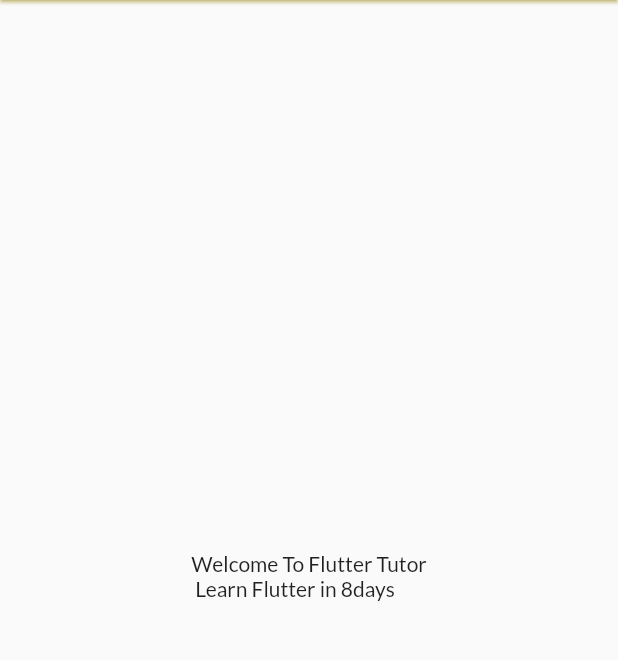
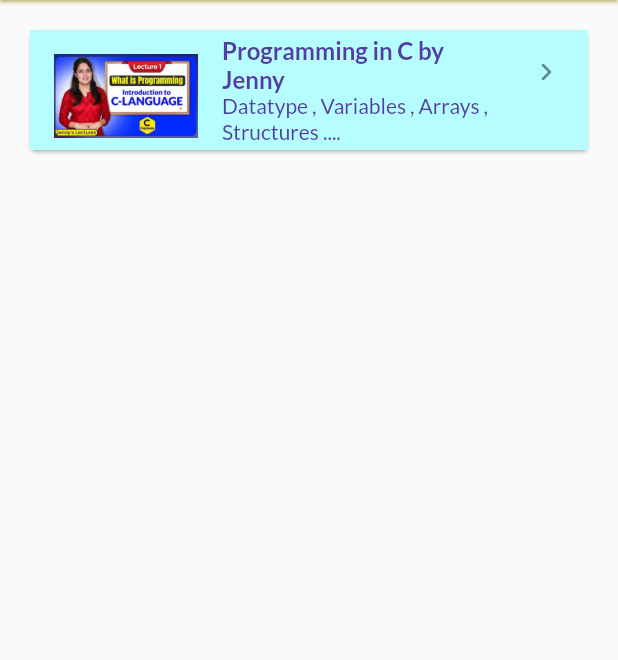
Before and after one commit to pratyushvaibhaw/e-course_app, a Flutter app: the HomePage screen opened by its route, on a phone screen of 412 x 824 dp, the part 84-744 px from its top. Run offline on Flutter 3.47's test engine with Material 2 defaults, Android fonts, the phone set to English and light mode, and no system bars; our stand-ins replace google_fonts.

Commit message:
day10 | ListView , ListGenerate covered | passing items |

```diff
--- /dev/null
+++ b/lib/models/content.dart
@@ -0,0 +1,23 @@
+class ContentModel {
+  static final platform = [
+    Content(001, "c_course", "Basic programming for newbies", "#33505a",
+        "assets/images/jennyC.jpg"),
+  ];
+}
+
+class Content {
+  final int id;
+  final String name;
+  final String desc;
+  final String color;
+  final String image;
+
+  Content(
+    this.id,
+    this.name,
+    this.desc,
+    this.color,
+    this.image,
+  );
+}
+/*Content->Item ; */
--- a/lib/pages/homePage.dart
+++ b/lib/pages/homePage.dart
@@ -1,11 +1,15 @@
 import 'package:flutter/material.dart';
+import 'package:flutter_basics/models/content.dart';
 import 'package:flutter_basics/widgets/drawer.dart';
+
+import '../widgets/platform_widget.dart';
 
 class HomePage extends StatelessWidget {
   @override
   Widget build(BuildContext context) {
     final days = 8;
     final str = "Welcome To Flutter Tutor";
+    //final dummyList = List.generate(4, (index) => ContentModel.platform[0]);
     return Scaffold(
       drawer: MyDrawer(),
       appBar: AppBar(
@@ -23,10 +27,14 @@
         //shadowColor: Color.fromARGB(255, 110, 110, 110),
         //backgroundColor: Color.fromARGB(255, 226, 192, 79),
       ),
-      body: Center(
-        child: Container(
-          child: Text("$str" + "\n Learn Flutter in $days" + "days"),
-        ),
+      body: ListView.builder(
+        padding: const EdgeInsets.all(16),
+        itemCount: ContentModel.platform.length,
+        itemBuilder: (BuildContext context, int index) {
+          return ContentWidget(
+            platform: ContentModel.platform[index],
+          );
+        },
       ),
     );
   }
--- /dev/null
+++ b/lib/widgets/platform_widget.dart
@@ -0,0 +1,34 @@
+import 'package:flutter/material.dart';
+import 'package:flutter_basics/models/content.dart';
+
+class ContentWidget extends StatelessWidget {
+  final Content platform;
+
+  const ContentWidget({super.key, required this.platform});
+  //  : assert(platform != null);->commented as platform can't be null
+
+  @override
+  Widget build(BuildContext context) {
+    return Card(
+      shadowColor: Colors.black,
+      child: ListTile(
+        leading: Image.asset(platform.image),
+        title: Text(
+          "Programming in C by Jenny",
+          style: TextStyle(
+            fontWeight: FontWeight.bold,
+          ),
+        ),
+        trailing: Icon(Icons.navigate_next_rounded),
+        subtitle: Text("Datatype , Variables , Arrays , Structures ...."),
+        enabled: true,
+        textColor: Color.fromARGB(255, 82, 62, 160),
+        hoverColor: Colors.white,
+        tileColor: Color.fromARGB(255, 182, 253, 255),
+        onTap: () {
+          print("To be linked soon");
+        },
+      ),
+    );
+  }
+}
--- a/lib/widgets/theme.dart
+++ b/lib/widgets/theme.dart
@@ -15,6 +15,7 @@
   static ThemeData darkTheme(BuildContext context) =>
       ThemeData(brightness: Brightness.dark);
 
+
   @override
   dynamic noSuchMethod(Invocation invocation) => super.noSuchMethod(invocation);
 }
```
Also changed, not shown: assets/images/jennyC.jpg (added).
